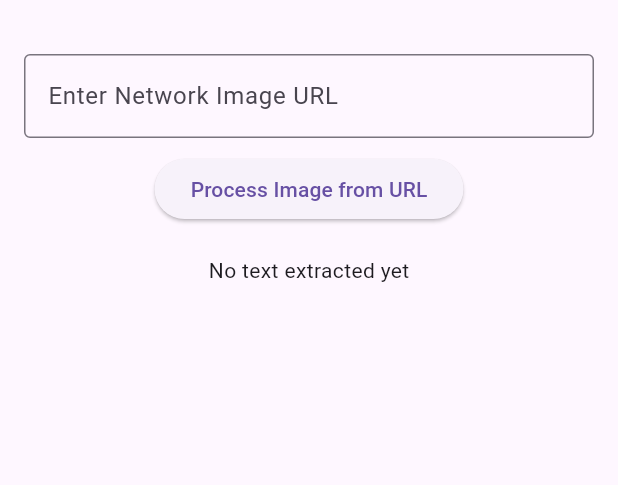
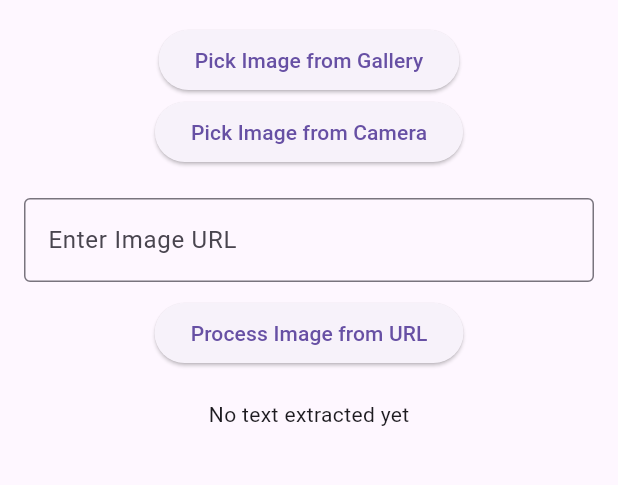
Before and after one commit to VenuNeosoft/image_to_text_mlkit, a Flutter app: the screen it shows after launch, on a phone screen of 412 x 824 dp, the part 84-569 px from its top. Run offline on Flutter 3.47's test engine with Material 3 defaults, Android fonts, the phone set to English and light mode, and no system bars; our stand-ins replace image_picker; missing offline and left inert: google_ml_kit.

```diff
--- a/example/lib/main.dart
+++ b/example/lib/main.dart
@@ -75,19 +75,19 @@ class _HomeScreenState extends State<HomeScreen> {
           child: Column(
 
             children: [
-              // ElevatedButton(
-              //   onPressed: _pickImageFromGallery,
-              //   child: const Text('Pick Image from Gallery'),
-              // ),
-              // ElevatedButton(
-              //   onPressed: _pickImageFromCamera,
-              //   child: const Text('Pick Image from Camera'),
-              // ),
+              ElevatedButton(
+                onPressed: _pickImageFromGallery,
+                child: const Text('Pick Image from Gallery'),
+              ),
+              ElevatedButton(
+                onPressed: _pickImageFromCamera,
+                child: const Text('Pick Image from Camera'),
+              ),
               const SizedBox(height: 20),
               TextField(
                 controller: _urlController,
                 decoration: const InputDecoration(
-                  labelText: 'Enter Network Image URL',
+                  labelText: 'Enter Image URL',
                   border: OutlineInputBorder(),
                 ),
               ),
```
Also changed, not shown: 1 other file.
